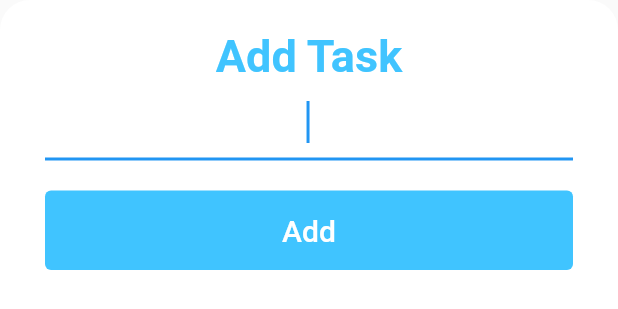
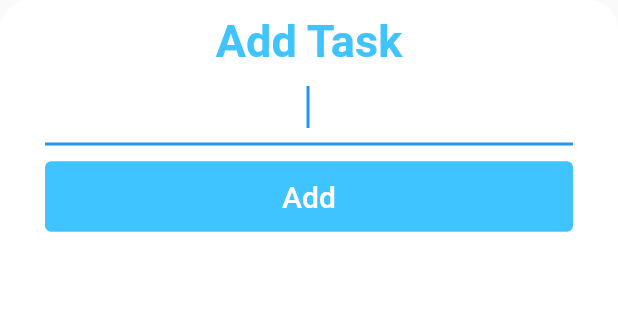
Before and after one commit to KaungThant-Zin/todoey, a Flutter app: the AddTaskScreen widget shown alone on an empty page, opened directly, on a phone screen of 412 x 824 dp. Shown: the top 309 px of the screen. Run offline on Flutter 3.47's test engine with Material 2 defaults, Android fonts, the phone set to English and light mode, and no system bars.

Commit message:
change padding

```diff
--- a/lib/screen/add_task_screen.dart
+++ b/lib/screen/add_task_screen.dart
@@ -11,7 +11,7 @@ class AddTaskScreen extends StatelessWidget {
       child: Container(
         padding: const EdgeInsets.symmetric(
           horizontal: 30.0,
-          vertical: 20.0,
+          vertical: 10.0,
         ),
         decoration: const BoxDecoration(
           color: Colors.white,
@@ -40,12 +40,12 @@ class AddTaskScreen extends StatelessWidget {
               textAlign: TextAlign.center,
             ),
             const SizedBox(
-              height: 20.0,
+              height: 10.0,
             ),
             TextButton(
               style: TextButton.styleFrom(
                 backgroundColor: Colors.lightBlueAccent,
-                padding: const EdgeInsets.all(15.0),
+                padding: const EdgeInsets.all(12.0),
               ),
               child: const Text(
                 'Add',
```
